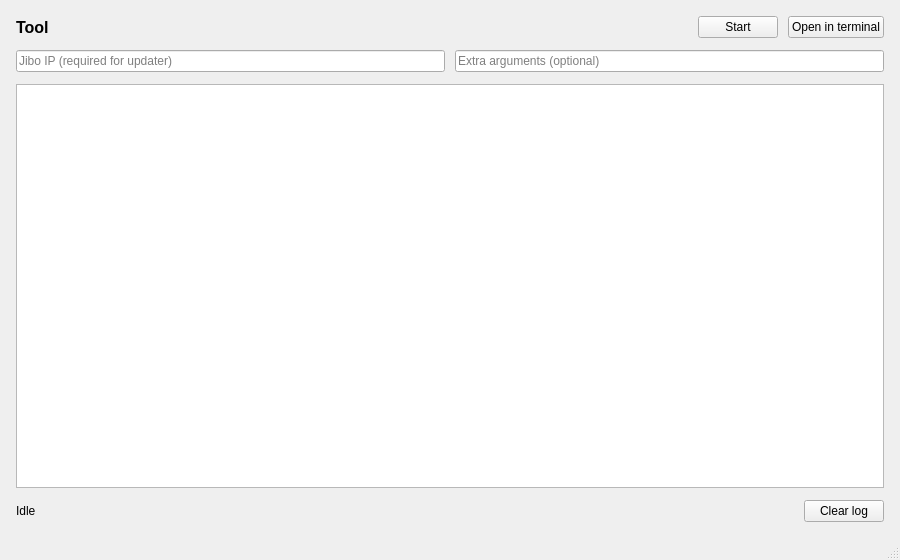
Above: JiboTools/JiboTools/gui/tool_runner.ui from Jibo-Revival-Group/JiboAutoMod before the change. Below: the same form after it.
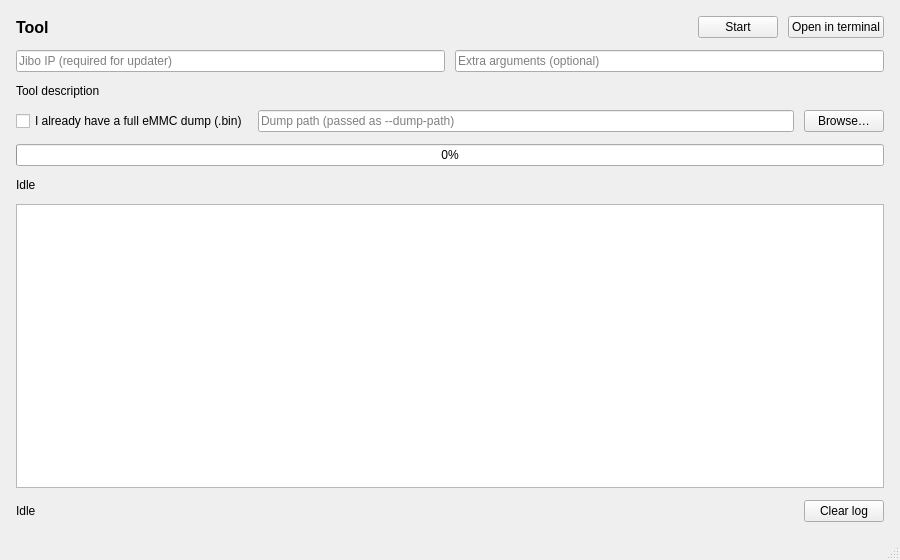
That is the form after the change.

Patch:
```diff
--- a/JiboTools/JiboTools/gui/tool_runner.ui
+++ b/JiboTools/JiboTools/gui/tool_runner.ui
@@ -98,6 +98,61 @@
       </item>
      </layout>
     </item>
+        <item>
+         <widget class="QLabel" name="descriptionLabel">
+            <property name="text">
+             <string>Tool description</string>
+            </property>
+            <property name="wordWrap">
+             <bool>true</bool>
+            </property>
+         </widget>
+        </item>
+        <item>
+         <layout class="QHBoxLayout" name="dumpLayout">
+            <property name="spacing">
+             <number>10</number>
+            </property>
+            <item>
+             <widget class="QCheckBox" name="useExistingDumpCheck">
+                <property name="text">
+                 <string>I already have a full eMMC dump (.bin)</string>
+                </property>
+             </widget>
+            </item>
+            <item>
+             <widget class="QLineEdit" name="dumpPathField">
+                <property name="placeholderText">
+                 <string>Dump path (passed as --dump-path)</string>
+                </property>
+             </widget>
+            </item>
+            <item>
+             <widget class="QPushButton" name="browseDumpButton">
+                <property name="text">
+                 <string>Browse…</string>
+                </property>
+             </widget>
+            </item>
+         </layout>
+        </item>
+        <item>
+         <widget class="QProgressBar" name="progressBar">
+            <property name="value">
+             <number>0</number>
+            </property>
+         </widget>
+        </item>
+        <item>
+         <widget class="QLabel" name="currentStepLabel">
+            <property name="text">
+             <string>Idle</string>
+            </property>
+            <property name="wordWrap">
+             <bool>true</bool>
+            </property>
+         </widget>
+        </item>
     <item>
      <widget class="QPlainTextEdit" name="logEdit">
       <property name="readOnly">
```
